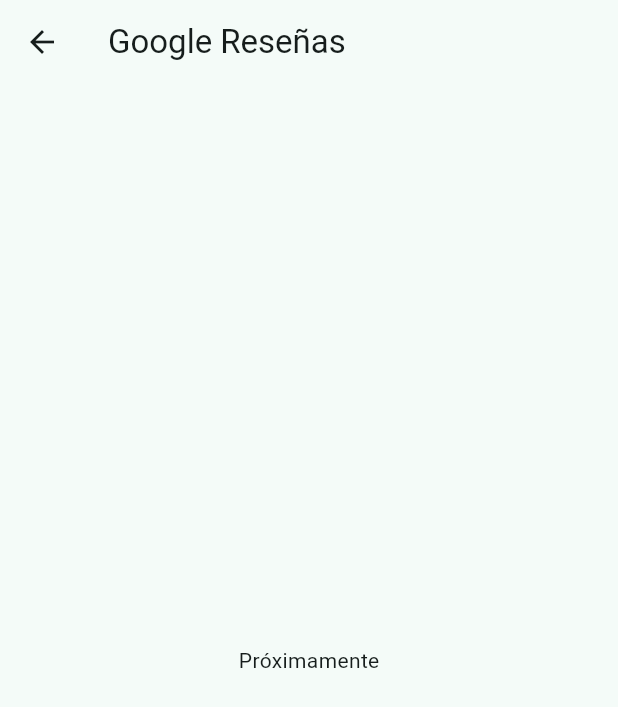
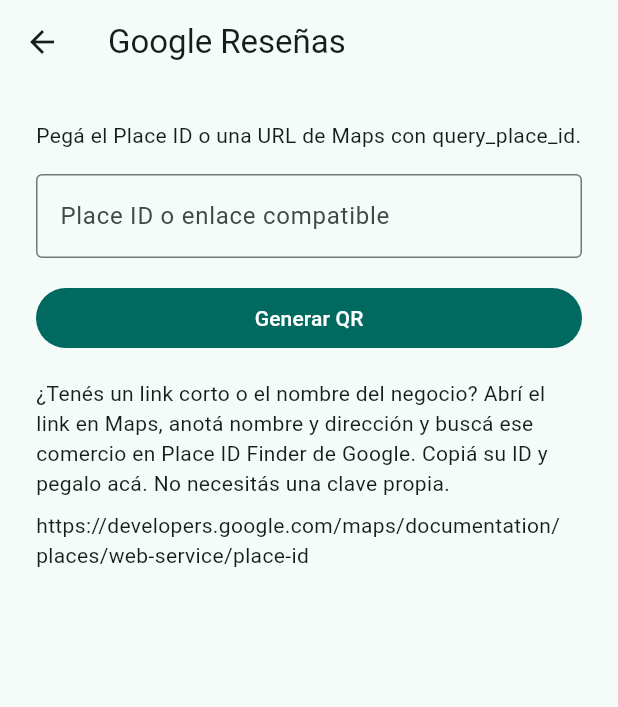
Before and after one commit to maxiar-org/qr-generator, a Flutter app: the screen it shows after launch, after a tap on "Google Reseñas", on a phone screen of 412 x 824 dp. Shown: the top 707 px of the screen. Run offline on Flutter 3.47's test engine with Material 3 defaults, Android fonts, the phone set to English and light mode, and no system bars; our stand-ins replace qr_flutter.

Commit message:
Habilitá Google Reseñas con ingreso de Place ID y ayuda manual

```diff
--- /dev/null
+++ b/lib/src/ui/google_reviews_screen.dart
@@ -0,0 +1,115 @@
+import 'package:flutter/material.dart';
+import 'package:qr_flutter/qr_flutter.dart';
+
+import '../domain/google_reviews.dart';
+
+class GoogleReviewsScreen extends StatefulWidget {
+  const GoogleReviewsScreen({super.key});
+
+  @override
+  State<GoogleReviewsScreen> createState() => _GoogleReviewsScreenState();
+}
+
+class _GoogleReviewsScreenState extends State<GoogleReviewsScreen> {
+  final _controller = TextEditingController();
+  String? _reviewUrl;
+  String? _error;
+
+  void _generate() {
+    try {
+      final url = buildGoogleReviewUrl(_controller.text);
+      setState(() {
+        _reviewUrl = url;
+        _error = null;
+      });
+      FocusScope.of(context).unfocus();
+    } on FormatException catch (error) {
+      setState(() {
+        _reviewUrl = null;
+        _error = error.message;
+      });
+    }
+  }
+
+  @override
+  void dispose() {
+    _controller.dispose();
+    super.dispose();
+  }
+
+  @override
+  Widget build(BuildContext context) {
+    return Scaffold(
+      appBar: AppBar(title: const Text('Google Reseñas')),
+      body: SafeArea(
+        child: Center(
+          child: ConstrainedBox(
+            constraints: const BoxConstraints(maxWidth: 600),
+            child: ListView(
+              padding: const EdgeInsets.all(24),
+              children: [
+                const Text(
+                  'Pegá el Place ID o una URL de Maps con query_place_id.',
+                ),
+                const SizedBox(height: 16),
+                TextField(
+                  controller: _controller,
+                  autocorrect: false,
+                  enableSuggestions: false,
+                  textInputAction: TextInputAction.done,
+                  decoration: InputDecoration(
+                    labelText: 'Place ID o enlace compatible',
+                    hintText: 'Place ID del comercio',
+                    border: const OutlineInputBorder(),
+                    errorText: _error,
+                    errorMaxLines: 4,
+                  ),
+                  onSubmitted: (_) => _generate(),
+                  onChanged: (_) => setState(() {
+                    _reviewUrl = null;
+                    _error = null;
+                  }),
+                ),
+                const SizedBox(height: 16),
+                FilledButton(
+                  onPressed: _generate,
+                  child: const Text('Generar QR'),
+                ),
+                const SizedBox(height: 16),
+                const Text(
+                  '¿Tenés un link corto o el nombre del negocio? Abrí el link '
+                  'en Maps, anotá nombre y dirección y buscá ese comercio en '
+                  'Place ID Finder de Google. Copiá su ID y pegalo acá. '
+                  'No necesitás una clave propia.',
+                ),
+                const SizedBox(height: 8),
+                const SelectableText(
+                  'https://developers.google.com/maps/documentation/places/web-service/place-id',
+                ),
+                if (_reviewUrl != null) ...[
+                  const SizedBox(height: 24),
+                  Center(
+                    child: QrImageView(
+                      data: _reviewUrl!,
+                      size: 280,
+                      padding: const EdgeInsets.all(28),
+                      backgroundColor: Colors.white,
+                      semanticsLabel: 'QR de reseñas de Google: $_reviewUrl',
+                    ),
+                  ),
+                  const SizedBox(height: 12),
+                  SelectableText(_reviewUrl!, textAlign: TextAlign.center),
+                  const SizedBox(height: 8),
+                  const Text(
+                    'Escaneá el QR y verificá el negocio antes de imprimir. Google puede pedirte iniciar sesión.',
+                    textAlign: TextAlign.center,
+                  ),
+                ],
+              ],
+            ),
+          ),
+        ),
+      ),
+    );
+  }
+}
--- a/lib/src/ui/home_screen.dart
+++ b/lib/src/ui/home_screen.dart
@@ -2,6 +2,7 @@
 
 import 'coming_soon_screen.dart';
 import 'instagram_screen.dart';
+import 'google_reviews_screen.dart';
 import 'whatsapp_screen.dart';
 
 class HomeScreen extends StatelessWidget {
@@ -34,6 +35,8 @@
                               ? const InstagramScreen()
                               : option == 'WhatsApp'
                               ? const WhatsAppScreen()
+                              : option == 'Google Reseñas'
+                              ? const GoogleReviewsScreen()
                               : ComingSoonScreen(title: option),
                         ),
                       ),
```
Also changed, not shown: 1 other file.
